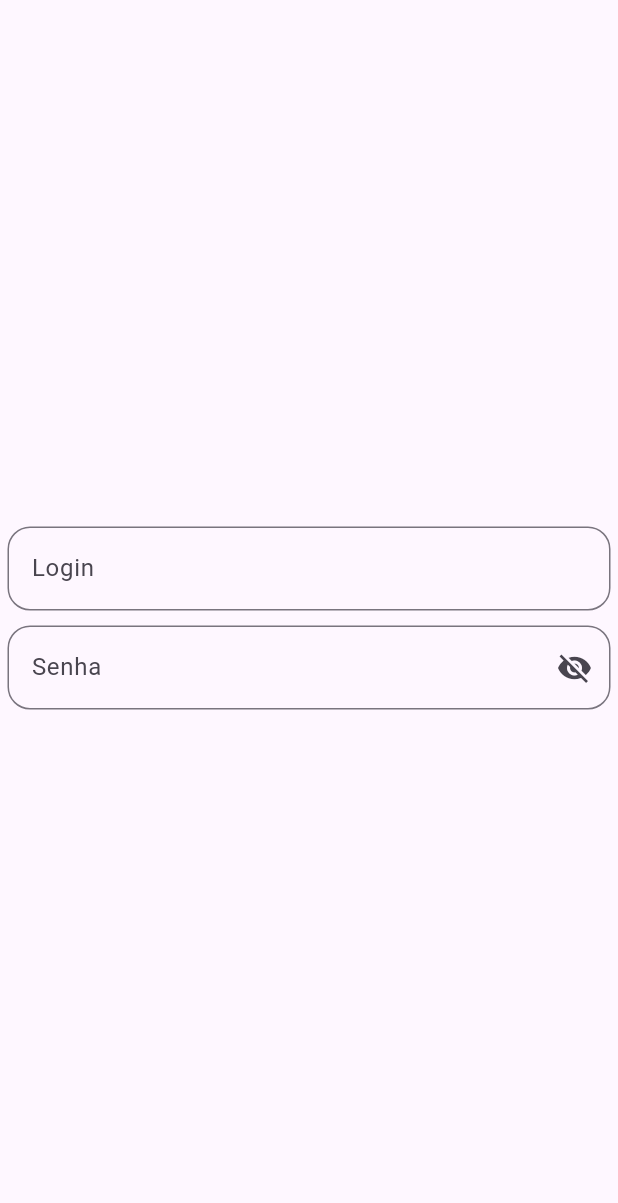
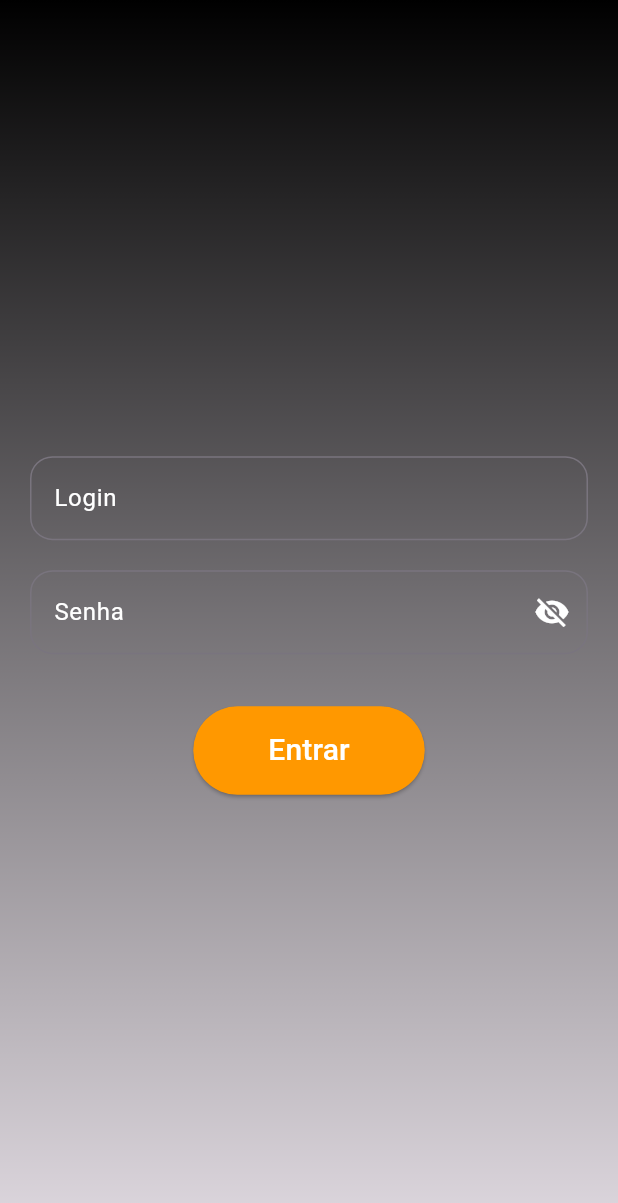
Before and after one commit to PandaDev1994/logiUiFlutter, a Flutter app: the screen it shows after launch, on a phone screen of 412 x 824 dp. Shown: the top 1203 px of the screen. Run offline on Flutter 3.47's test engine with Material 3 defaults, Android fonts, the phone set to English and light mode, and no system bars.

Commit message:
finalinzando projeto de um login simples com flutter

```diff
--- a/lib/comuns.dart
+++ b/lib/comuns.dart
@@ -7,10 +7,25 @@ Padding formFieldWithPadding(
   bool? showIcon,
   IconData? icon,
   VoidCallback? function,
+  TextInputType textType,
 ) {
   return Padding(
-    padding: const EdgeInsets.all(5),
+    padding: const EdgeInsets.symmetric(horizontal: 20, vertical: 10),
     child: TextFormField(
+      textAlign: TextAlign.left,
+      enableSuggestions: true,
+      style: const TextStyle(
+        color: Colors.white,
+      ),
+      autocorrect: true,
+      cursorColor: Colors.pink,
+      keyboardType: textType,
+      validator: (value) {
+        if (value!.isEmpty) {
+          return '';
+        }
+        return null;
+      },
       obscureText: isObscured!,
       controller: controller,
       decoration: InputDecoration(
@@ -19,6 +34,7 @@ Padding formFieldWithPadding(
             : IconButton(
                 onPressed: function,
                 icon: Icon(
+                  color: Colors.white,
                   icon,
                 ),
               ),
@@ -26,7 +42,50 @@ Padding formFieldWithPadding(
           borderRadius: BorderRadius.circular(15),
         ),
         hintText: hint,
+        hintStyle: const TextStyle(
+          color: Colors.white,
+        ),
       ),
     ),
   );
 }
+
+ElevatedButton buttonCustom(
+  VoidCallback function,
+) {
+  return ElevatedButton(
+    style: const ButtonStyle(
+      backgroundColor: WidgetStatePropertyAll(
+        Colors.orange,
+      ),
+      padding: WidgetStatePropertyAll(
+        EdgeInsets.symmetric(
+          vertical: 15,
+          horizontal: 50,
+        ),
+      ),
+    ),
+    onPressed: function,
+    child: const Text(
+      'Entrar',
+      style: TextStyle(
+        fontSize: 20,
+        color: Colors.white,
+      ),
+    ),
+  );
+}
+
+ScaffoldFeatureController<SnackBar, SnackBarClosedReason> scaffoldMessenger(
+  BuildContext context,
+  String text,
+  Color color,
+) {
+  return ScaffoldMessenger.of(context).showSnackBar(
+    SnackBar(
+      duration: const Duration(seconds: 2),
+      content: Text(text),
+      backgroundColor: color,
+    ),
+  );
+}
--- /dev/null
+++ b/lib/login/login_ui.dart
@@ -0,0 +1,105 @@
+import 'package:flutter/material.dart';
+import 'package:tela_login_flutter/comuns.dart';
+import 'package:tela_login_flutter/menu/menu.dart';
+
+class LoginUi extends StatefulWidget {
+  const LoginUi({super.key});
+
+  @override
+  State<LoginUi> createState() => _LoginUiState();
+}
+
+const String login = 'Alexandre';
+const String pass = '123456';
+
+TextEditingController nameController = TextEditingController();
+TextEditingController passController = TextEditingController();
+
+bool isObscured = true;
+
+final key = GlobalKey<FormState>();
+
+class _LoginUiState extends State<LoginUi> {
+  @override
+  Widget build(BuildContext context) {
+    final size = MediaQuery.of(context).size;
+    return Scaffold(
+      body: Container(
+        decoration: const BoxDecoration(
+          gradient: LinearGradient(
+            colors: [
+              Colors.black,
+              Colors.black54,
+              Colors.black12,
+            ],
+            begin: Alignment.topCenter,
+            end: Alignment.bottomCenter,
+          ),
+        ),
+        child: Form(
+          key: key,
+          child: Column(
+            mainAxisAlignment: MainAxisAlignment.center,
+            children: [
+              formFieldWithPadding(
+                'Login',
+                nameController,
+                false,
+                false,
+                null,
+                null,
+                TextInputType.text,
+              ),
+              formFieldWithPadding(
+                'Senha',
+                passController,
+                isObscured,
+                true,
+                isObscured ? Icons.visibility_off : Icons.visibility,
+                () {
+                  setState(() {
+                    isObscured = !isObscured;
+                  });
+                },
+                TextInputType.text,
+              ),
+              SizedBox(
+                height: size.height * 0.03,
+              ),
+              buttonCustom(() {
+                if (key.currentState!.validate()) {
+                  if (login == nameController.text &&
+                      pass == passController.text) {
+                    scaffoldMessenger(
+                      context,
+                      'Bem-vindo',
+                      Colors.green,
+                    );
+
+                    Navigator.of(context).pushReplacement(
+                      MaterialPageRoute(
+                        builder: (_) => const Menu(),
+                      ),
+                    );
+                  } else {
+                    scaffoldMessenger(
+                      context,
+                      'Login ou senha incorretos',
+                      Colors.red,
+                    );
+                  }
+                } else {
+                  scaffoldMessenger(
+                    context,
+                    'Por favor revise os campos',
+                    Colors.red,
+                  );
+                }
+              }),
+            ],
+          ),
+        ),
+      ),
+    );
+  }
+}
--- a/lib/login_ui.dart
+++ /dev/null
@@ -1,49 +0,0 @@
-import 'package:flutter/material.dart';
-import 'package:tela_login_flutter/comuns.dart';
-
-class LoginUi extends StatefulWidget {
-  const LoginUi({super.key});
-
-  @override
-  State<LoginUi> createState() => _LoginUiState();
-}
-
-TextEditingController nameController = TextEditingController();
-TextEditingController passController = TextEditingController();
-
-bool isObscured = true;
-
-class _LoginUiState extends State<LoginUi> {
-  @override
-  Widget build(BuildContext context) {
-    return Scaffold(
-      body: Form(
-        child: Column(
-          mainAxisAlignment: MainAxisAlignment.center,
-          children: [
-            formFieldWithPadding(
-              'Login',
-              nameController,
-              false,
-              false,
-              null,
-              null,
-            ),
-            formFieldWithPadding(
-              'Senha',
-              passController,
-              isObscured,
-              true,
-              isObscured ? Icons.visibility_off : Icons.visibility,
-              () {
-                setState(() {
-                  isObscured = !isObscured;
-                });
-              },
-            ),
-          ],
-        ),
-      ),
-    );
-  }
-}
--- a/lib/main.dart
+++ b/lib/main.dart
@@ -1,5 +1,5 @@
 import 'package:flutter/material.dart';
-import 'package:tela_login_flutter/login_ui.dart';
+import 'package:tela_login_flutter/login/login_ui.dart';
 
 void main() {
   runApp(const MyApp());
@@ -11,6 +11,7 @@ class MyApp extends StatelessWidget {
   @override
   Widget build(BuildContext context) {
     return const MaterialApp(
+      debugShowCheckedModeBanner: false,
       home: LoginUi(),
     );
   }
```
Also changed, not shown: lib/menu/menu.dart (added, +21 -0 lines).
